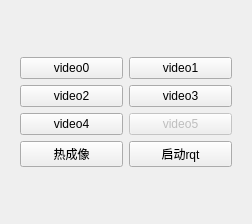
This is explorer_ui/ui/qroscam.ui in MaxChanger/nwpu_explorer_2018 as Qt 5 draws it before an edit. The edited form follows.
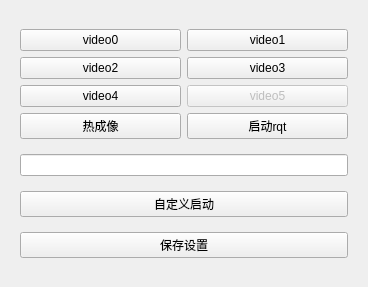
This is the edited form.

Patch:
```diff
--- a/explorer_ui/ui/qroscam.ui
+++ b/explorer_ui/ui/qroscam.ui
@@ -6,8 +6,8 @@
    <rect>
     <x>0</x>
     <y>0</y>
-    <width>252</width>
-    <height>224</height>
+    <width>368</width>
+    <height>287</height>
    </rect>
   </property>
   <property name="windowTitle">
@@ -17,6 +17,13 @@
    <item row="0" column="0">
     <widget class="QWidget" name="centerWidget" native="true">
      <layout class="QGridLayout" name="gridLayout_2">
+      <item row="2" column="0">
+       <widget class="QPushButton" name="customButton">
+        <property name="text">
+         <string>自定义启动</string>
+        </property>
+       </widget>
+      </item>
       <item row="0" column="0">
        <layout class="QVBoxLayout" name="verticalLayout">
         <item>
@@ -96,6 +103,16 @@
         </item>
        </layout>
       </item>
+      <item row="1" column="0">
+       <widget class="QLineEdit" name="customEdit"/>
+      </item>
+      <item row="3" column="0">
+       <widget class="QPushButton" name="saveButton">
+        <property name="text">
+         <string>保存设置</string>
+        </property>
+       </widget>
+      </item>
      </layout>
     </widget>
    </item>
```
